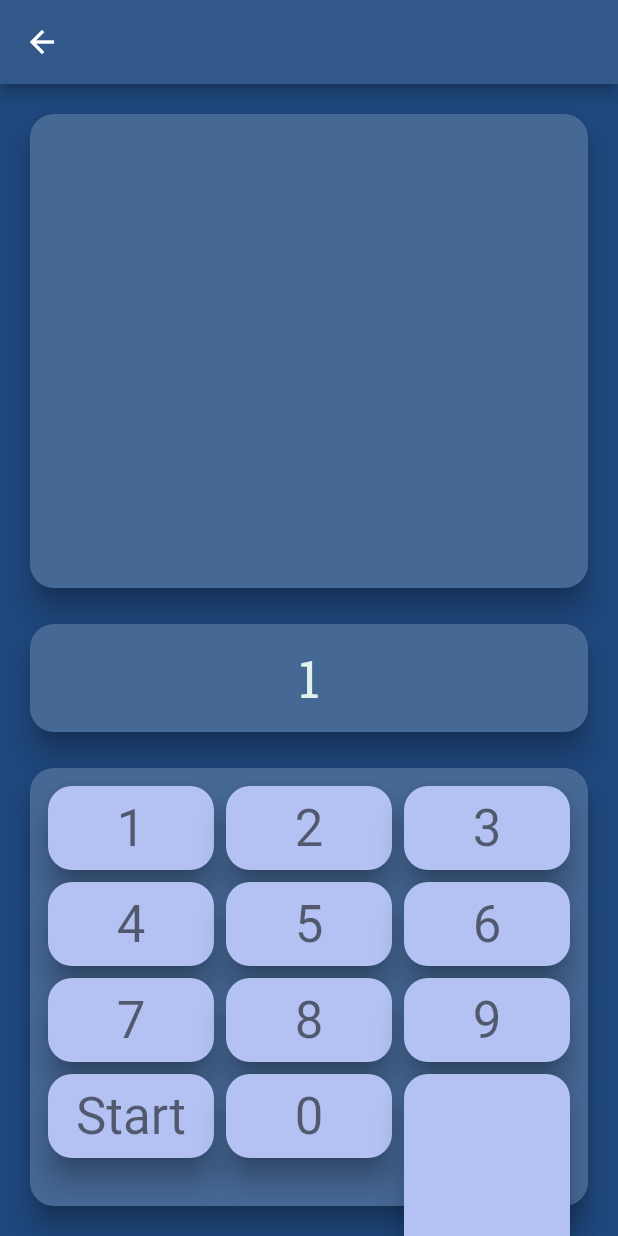
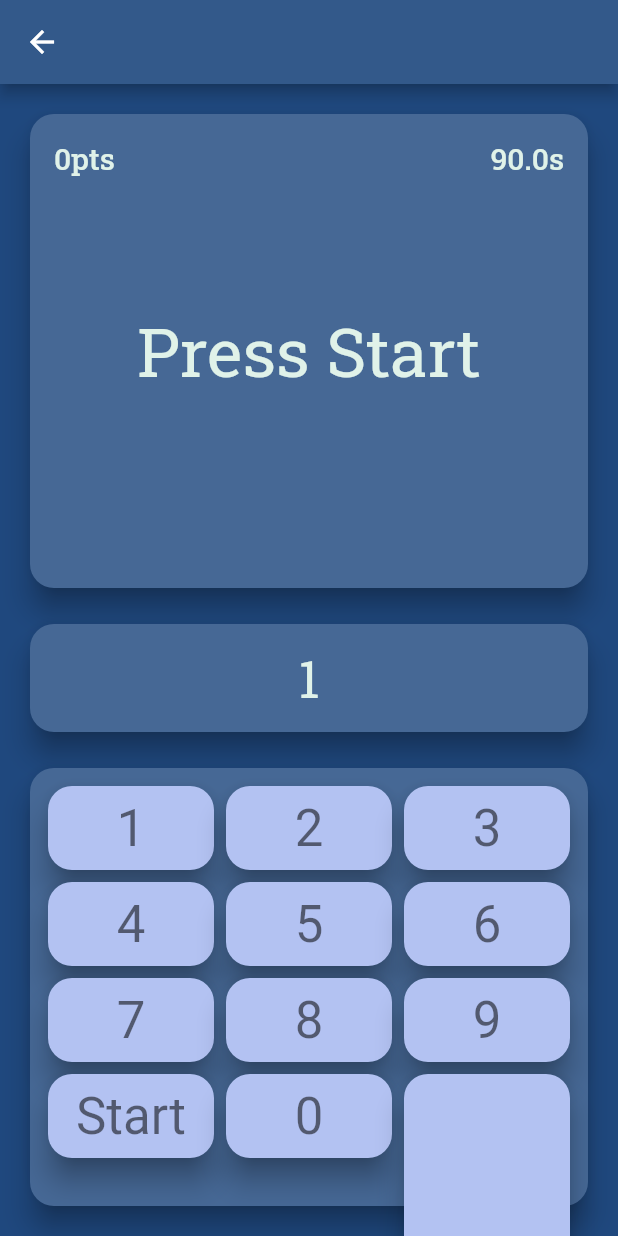
Before and after one commit to zipdang04/n_euro_n, a Flutter app: the QuickMathGameScreen screen opened directly, after a tap on an icon or button, on a phone screen of 412 x 824 dp. Run offline on Flutter 3.47's test engine with Material 2 defaults, Android fonts, the light colour scheme and no system bars; our stand-ins replace google_fonts.

Commit message:
Rewrite QuickMathGame

```diff
--- a/lib/module/game/quickMathGame.dart
+++ b/lib/module/game/quickMathGame.dart
@@ -2,6 +2,7 @@ import 'dart:math';
 import 'dart:async';
 
 import 'package:flutter/material.dart';
+import 'package:n_euro_n/module/screen/postgameScreen.dart';
 
 class ReactToKeypad {
   final _controller = StreamController<String>.broadcast();
@@ -9,6 +10,7 @@ class ReactToKeypad {
   void sendData(String _data) {
     _controller.sink.add(_data);
   }
+
   void dispose() {
     _controller.close();
   }
@@ -16,11 +18,15 @@ class ReactToKeypad {
 
 ReactToKeypad _reactionStream = new ReactToKeypad();
 ReactToKeypad _secondaryReactionStream = new ReactToKeypad();
+ReactToKeypad _timerUpdateStream = new ReactToKeypad();
+ReactToKeypad _scoreUpdateStream = new ReactToKeypad();
 var _extBuildContext;
 
 void _closeStreams() {
   _reactionStream.dispose();
   _secondaryReactionStream.dispose();
+  _timerUpdateStream.dispose();
+  _scoreUpdateStream.dispose();
 }
 
 class QuickMathGameScreen extends StatelessWidget {
@@ -46,9 +52,11 @@ class QuickMathGameScreen extends StatelessWidget {
 }
 
 class QuickMathGameKeypad extends StatelessWidget {
-  QuickMathGameKeypad({Key? key, required BuildContext context}) : super(key: key);
+  QuickMathGameKeypad({Key? key, required BuildContext context})
+      : super(key: key);
   BuildContext context = _extBuildContext;
-  Widget _keypadButton(String _buttonID, String _buttonType, String _buttonValue) {
+  Widget _keypadButton(
+      String _buttonID, String _buttonType, String _buttonValue) {
     return Expanded(
       child: GestureDetector(
         onTap: () {
@@ -59,8 +67,14 @@ class QuickMathGameKeypad extends StatelessWidget {
           child: Container(
             padding: EdgeInsets.all(8),
             child: Center(
-              child: Text(_buttonValue,
-                style: _buttonType == 'num' ? Theme.of(context).accentTextTheme.headline4 : TextStyle(fontFamily: 'MaterialIcons', fontSize: 46,),
+              child: Text(
+                _buttonValue,
+                style: _buttonType == 'num'
+                    ? Theme.of(context).accentTextTheme.headline4
+                    : TextStyle(
+                        fontFamily: 'MaterialIcons',
+                        fontSize: 46,
+                      ),
               ),
             ),
           ),
@@ -68,6 +82,7 @@ class QuickMathGameKeypad extends StatelessWidget {
       ),
     );
   }
+
   @override
   Widget build(BuildContext context) {
     return Container(
@@ -118,81 +133,184 @@ class QuickMathGameDisplay extends StatefulWidget {
 class _QuickMathGameDisplayState extends State<QuickMathGameDisplay> {
   Random random = Random(DateTime.now().millisecondsSinceEpoch);
 
+  String _question = 'Press Start';
   String _answerNumber = '';
+  int _answerActualNumber = 0;
+
   String _answerBoxNumber = '';
-  String _question = '';
+  int _currentLevel = 0;
 
-  int _currentLevel = 0;
-  int maxLevel = 5;
+  int maxLevel = 15;
+  int _score = 0;
+  double _counter = 90;
 
-  int _getRandomNumber(int limL, int limR){
-    int len = limR - limL + 1;
-    return limL + random.nextInt(len);
+  Timer _timer = Timer.periodic(
+      Duration(
+        days: 1,
+      ),
+      (timer) => {});
+  bool _finished = false;
+
+  int _limL = 1, _limR = 9;
+  int _getRandomNumber() {
+    int len = _limR - _limL + 1;
+    return _limL + random.nextInt(len);
   }
+
   void _generateNumberForLevel(int _level) {
-    int limL = 1, limR = 100;
-
-    int num1 = _getRandomNumber(limL, limR);
-    int num2 = _getRandomNumber(limL, limR);
-    if (num1 > num2) { int tmp = num1; num1 = num2; num2 = tmp; }
-
-    _answerNumber = (num1 + num2).toString();
-    _question = num1.toString() + ' + ' +  num2.toString();
+    int num1 = _getRandomNumber();
+    int num2 = _getRandomNumber();
+    if (num1 > num2) {
+      int tmp = num1;
+      num1 = num2;
+      num2 = tmp;
+    }
+    _answerActualNumber = num1 + num2;
+    _answerNumber = _answerActualNumber.toString();
+    _question = num1.toString() + ' + ' + num2.toString();
+    if (_level % 5 == 0) {
+      _limL *= 10;
+      _limR = _limR * 10 + 9;
+    }
   }
 
   void _newLevel() {
     _answerBoxNumber = '';
     _currentLevel++;
     _generateNumberForLevel(_currentLevel);
+    _secondaryReactionStream.sendData('update');
   }
+
+  int _getPointPerLevel(int _level, int _number) {
+    return _level;
+  }
+
   void _onStreamUpdate(String _value) {
     if (_value[0] == '-') {
       if (_value == '-backspace') {
         if (_answerBoxNumber.isNotEmpty) {
-          _answerBoxNumber = _answerBoxNumber.substring(0, _answerBoxNumber.length - 1);
+          _answerBoxNumber =
+              _answerBoxNumber.substring(0, _answerBoxNumber.length - 1);
         }
       } else if (_value == '-delete') {
         _answerBoxNumber = '';
       } else if (_value == '-restart') {
         _currentLevel = 0;
-        _newLevel();
+        _startGame();
       }
     } else {
       _answerBoxNumber += _value;
     }
     if (_answerNumber == _answerBoxNumber) {
+      _score += _getPointPerLevel(_currentLevel, _answerActualNumber);
       if (_currentLevel < maxLevel) {
         _newLevel();
       } else {
-        _question = 'Done';
+        _endGame();
       }
+      _secondaryReactionStream.sendData('update');
+      _scoreUpdateStream.sendData('update');
     }
     _secondaryReactionStream.sendData('update');
   }
+
+  void _startGame() {
+    _counter = 91;
+    _score = 0;
+    _newLevel();
+    if (_timer != null) {
+      _timer.cancel();
+    }
+    if (_timer.isActive) {
+      _timer.cancel();
+    }
+    _timer = Timer.periodic(Duration(milliseconds: 100), (timer) {
+      if (_counter > 0) {
+        _counter -= 0.1;
+        _counter = (_counter * 10).round() / 10;
+        if (_counter >= 90) {
+          _reactionStream.sendData('-delete');
+        }
+        _timerUpdateStream.sendData('update');
+      } else if (_counter == 0) {
+        _endGame();
+      }
+    });
+  }
+
+  void _endGame() {
+    if (_finished) {
+      return;
+    }
+    _finished = true;
+    _question = 'Done';
+    _secondaryReactionStream.sendData('update');
+    _timer.cancel();
+    //_closeStreams();
+    /*Navigator.push(
+      context,
+      MaterialPageRoute(builder: (context) => PostGameScreen(playerScore: _score,)),
+    );*/
+  }
+
   @override
   Widget build(BuildContext context) {
+    _finished = false;
     //_newLevel();
     //return Container(height: 200, width: 200, color: Colors.red,);
+    _timer.cancel();
     return Expanded(
       child: Column(
         children: [
           Expanded(
             child: Card(
               child: Container(
-                padding: EdgeInsets.all(8),
-                child: Center(
+                padding: EdgeInsets.all(16),
+                child: Stack(
+                  children: [
+                    Center(
                       //child: Text(_answerNumber, style: Theme.of(context).textTheme.headline3,),
                       child: StreamBuilder<String>(
                           stream: _secondaryReactionStream.stream,
                           builder: (context, snapshot) {
-                      return Text(_question, style: Theme.of(context).textTheme.headline3,);
-                    }
+                            return Text(
+                              _question,
+                              style: Theme.of(context).textTheme.headline3,
+                            );
+                          }),
+                    ),
+                    Container(
+                      alignment: Alignment.topLeft,
+                      child: StreamBuilder<String>(
+                        stream: _scoreUpdateStream.stream,
+                        builder: (context, snapshot) {
+                          return Text(
+                            _score.toString() + 'pts',
+                            style: Theme.of(context).textTheme.headline6,
+                          );
+                        },
+                      ),
+                    ),
+                    Container(
+                      alignment: Alignment.topRight,
+                      child: StreamBuilder<String>(
+                        stream: _timerUpdateStream.stream,
+                        builder: (context, snapshot) {
+                          return Text(
+                            _counter.toString() + 's',
+                            style: Theme.of(context).textTheme.headline6,
+                          );
+                        },
+                      ),
+                    ),
+                  ],
                 ),
               ),
             ),
           ),
+          SizedBox(
+            height: 16,
           ),
-          SizedBox(height: 16,),
           Container(
             height: 80,
             child: Expanded(
@@ -204,14 +322,27 @@ class _QuickMathGameDisplayState extends State<QuickMathGameDisplay> {
                     child: StreamBuilder<String>(
                       stream: _reactionStream.stream,
                       builder: (context, snapshot) {
-                        if (snapshot.connectionState == ConnectionState.waiting) {
-                        } else if (snapshot.connectionState == ConnectionState.done) {
+                        if (snapshot.connectionState ==
+                            ConnectionState.waiting) {
+                        } else if (snapshot.connectionState ==
+                            ConnectionState.done) {
                         } else if (snapshot.hasError) {
                         } else {
                           String _value = snapshot.data.toString();
+                          //_onStreamUpdate(_value);
+                          if (_counter <= 90) {
                             _onStreamUpdate(_value);
                           }
-                        return Text(_answerBoxNumber, style: Theme.of(context).textTheme.headline4,);
+                        }
+                        if (_counter > 90) {
+                          _answerBoxNumber = 'Locked';
+                        } else if (_answerBoxNumber == 'Locked') {
+                          _answerBoxNumber = '';
+                        }
+                        return Text(
+                          _answerBoxNumber,
+                          style: Theme.of(context).textTheme.headline4,
+                        );
                       },
                     ),
                   ),
@@ -219,160 +350,11 @@ class _QuickMathGameDisplayState extends State<QuickMathGameDisplay> {
               ),
             ),
           ),
-          SizedBox(height: 16,),
+          SizedBox(
+            height: 16,
+          ),
         ],
       ),
     );
   }
 }
-
-
-// class QuickMathGameScreen extends StatefulWidget {
-//   const QuickMathGameScreen({Key? key}) : super(key: key);
-//   @override
-//   _QuickMathGameScreenState createState() => _QuickMathGameScreenState(startingPoint: 0);
-// }
-
-// class _QuickMathGameScreenState extends State<QuickMathGameScreen> {
-//   _QuickMathGameScreenState({required this.startingPoint});
-//   Random random = Random(DateTime.now().millisecondsSinceEpoch);
-//   int startingPoint;
-//   String _question = '1';
-//   String _answerNumber = '1';
-//   String _answerBoxNumber = '1';
-//   int _currentLevel = -1;
-//   int maxLevel = 5;
-
-
-
-
-
-//   void _newLevel() {
-//     _answerBoxNumber = '';
-//     _currentLevel++;
-//     _generateNumberForLevel(_currentLevel);
-//   }
-
-//   Widget _keypadButton(String _buttonID, String _buttonType, String _buttonValue) {
-//     return Expanded(
-//       child: GestureDetector(
-//         onTap: () {
-//           setState(() {
-//             if (_buttonType == 'num') {
-//               _answerBoxNumber += _buttonValue;
-//             } else {
-//               if (_buttonID == 'backspace') {
-//                 _answerBoxNumber = _answerBoxNumber.substring(0, _answerBoxNumber.length - 1);
-//               } else if (_buttonID == 'delete') {
-//                 _answerBoxNumber = '';
-//               } else if (_buttonID == 'restart') {
-//                 _currentLevel = 0;
-//                 _newLevel();
-//               }
-//             }
-//             if (_answerNumber == _answerBoxNumber) {
-//               if (_currentLevel < maxLevel) {
-//                 _newLevel();
-//               } else {
-//                 _question = 'Done';
-//               }
-//             }
-//           });
-//         },
-//         child: Card(
-//           color: Theme.of(context).cardColor,
-//           child: Container(
-//             padding: EdgeInsets.all(8),
-//             child: Center(
-//               child: Text(_buttonValue,
-//                 style: _buttonType == 'num' ? Theme.of(context).accentTextTheme.headline4 : TextStyle(fontFamily: 'MaterialIcons', fontSize: 46,),
-//               ),
-//             ),
-//           ),
-//         ),
-//       ),
-//     );
-//   }
-//   @override
-//   Widget build(BuildContext context) {
-//     if (_currentLevel < 0) {
-//       _currentLevel = startingPoint;
-//       _newLevel();
-//     }
-//     return Scaffold(
-//       appBar: AppBar(),
-//       body: SafeArea(
-//         child: Container(
-//           padding: EdgeInsets.all(16),
-//           child: Expanded(
-//             child: Column(
-//               children: [
-//                 Expanded(
-//                   child: Card(
-//                     child: Container(
-//                       padding: EdgeInsets.all(8),
-//                       child: Center(
-//                         child: Text(_question, style: Theme.of(context).textTheme.headline3,),
-//                       ),
-//                     ),
-//                   ),
-//                 ),
-//                 SizedBox(height: 16,),
-//                 Container(
-//                   height: 80,
-//                   child: Expanded(
-//                     child: Card(
-//                       child: Container(
-//                         padding: EdgeInsets.all(8),
-//                         child: Center(
-//                           child: Text(_answerBoxNumber, style: Theme.of(context).textTheme.headline4,),
-//                         ),
-//                       ),
-//                     ),
-//                   ),
-//                 ),
-//                 SizedBox(height: 16,),
-//                 Container(
-//                   height: 300,
-//                   child: Expanded(
-//                     child: Card(
-//                       child: Container(
-//                         padding: EdgeInsets.all(8),
-//                         child: Center(
-//                           child: Table(
-//                             children: [
-//                               TableRow(children: [
-//                                 _keypadButton('1', 'num', '1'),
-//                                 _keypadButton('2', 'num', '2'),
-//                                 _keypadButton('3', 'num', '3'),
-//                               ]),
-//                               TableRow(children: [
-//                                 _keypadButton('4', 'num', '4'),
-//                                 _keypadButton('5', 'num', '5'),
-//                                 _keypadButton('6', 'num', '6'),
-//                               ]),
-//                               TableRow(children: [
-//                                 _keypadButton('7', 'num', '7'),
-//                                 _keypadButton('8', 'num', '8'),
-//                                 _keypadButton('9', 'num', '9'),
-//                               ]),
-//                               TableRow(children: [
-//                                 _keypadButton('restart', 'special', 'delete'),
-//                                 _keypadButton('0', 'num', '0'),
-//                                 _keypadButton('backspace', 'special', 'backspace'),
-//                               ]),
-//                             ],
-//                           ),
-//                         ),
-//                       ),
-//                     ),
-//                   ),
-//                 ),
-//               ],
-//             ),
-//           ),
-//         ),
-//       ),
-//     );
-//   }
-// }
```
Lines whose indentation alone changed are shown as unchanged.
